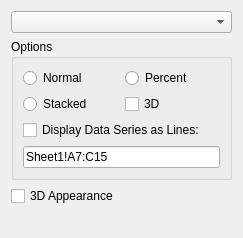
KDE/koffice-chartingshape, file kchart/shape/ChartTypeConfigWidget.ui: the form before one commit.
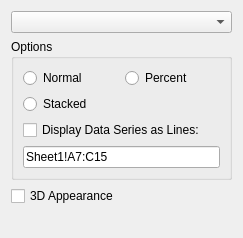
The form after the commit.

Commit message: * Code cleanup in ChartTypeConfigWidget::chartTypeSelected() * Change API to allow saving/restoring of all the options of one chart type * Rename toggleThreeDMode() to setThreeDMode()

```diff
--- a/kchart/shape/ChartTypeConfigWidget.ui
+++ b/kchart/shape/ChartTypeConfigWidget.ui
@@ -43,13 +43,6 @@
         </property>
        </widget>
       </item>
-      <item row="1" column="1" >
-       <widget class="QCheckBox" name="threeDLook1" >
-        <property name="text" >
-         <string>3D</string>
-        </property>
-       </widget>
-      </item>
       <item row="2" column="0" colspan="2" >
        <widget class="QCheckBox" name="linesInBarChart" >
         <property name="text" >
```
Left out of the diff: 2 changed lines with no effect on the pictures. The commit also changes 7 other files.
